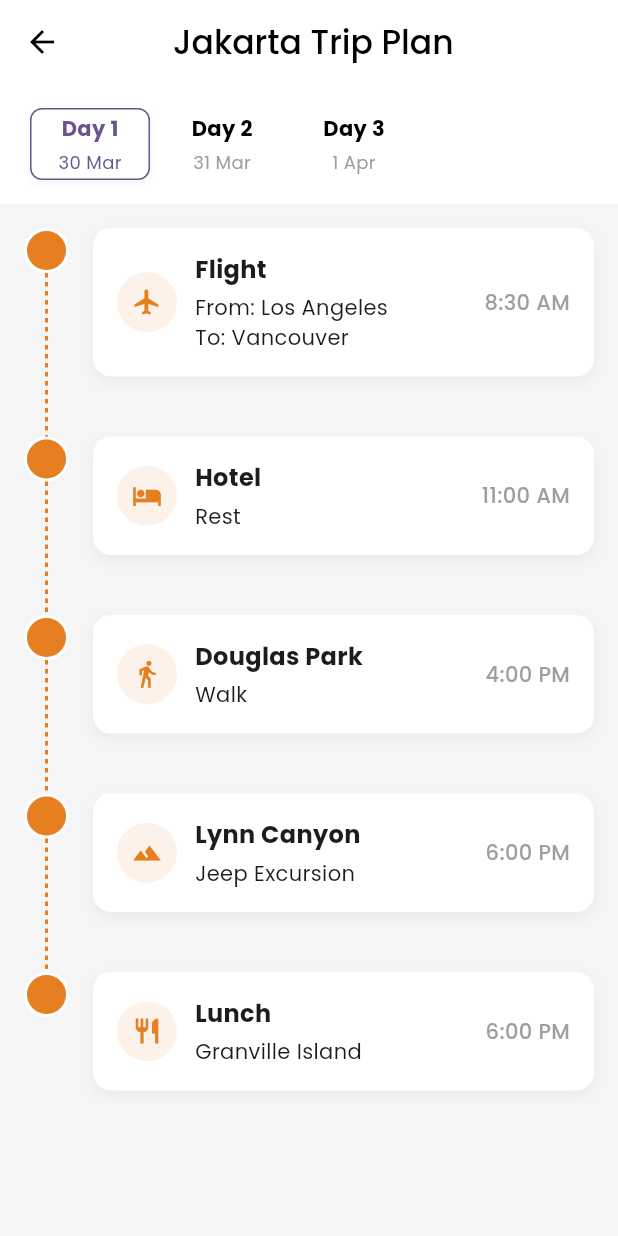
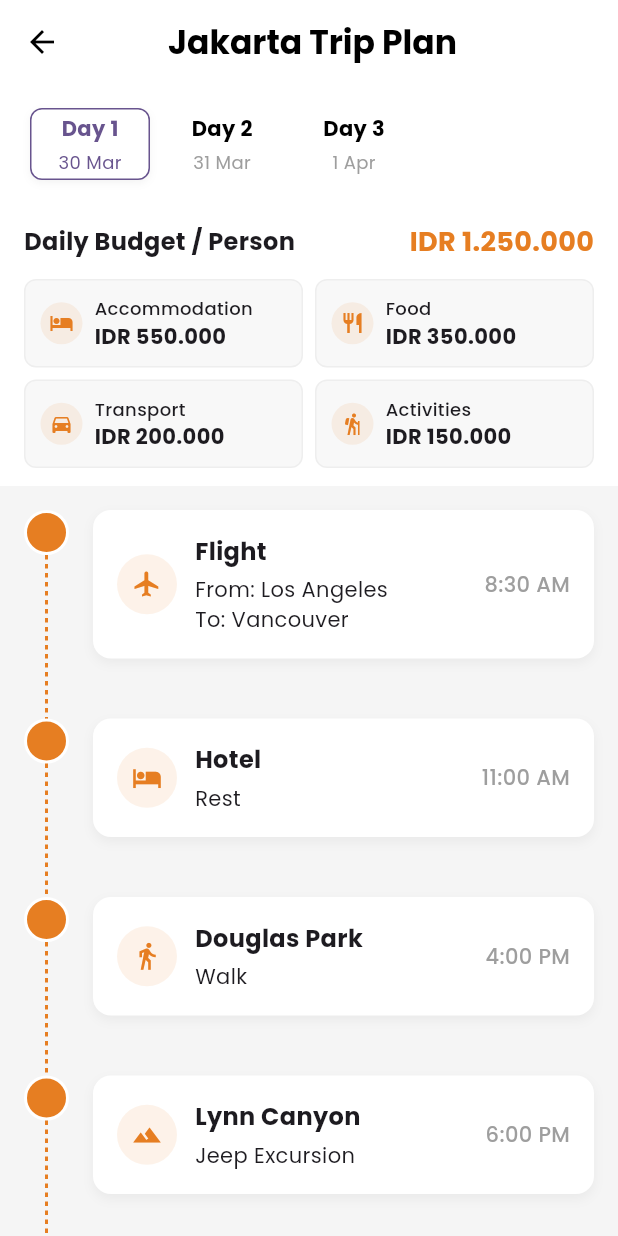
Before and after one commit to Qibaal/GDG-SK, a Flutter app: the TravelPlannerScreen screen opened directly, on a phone screen of 412 x 824 dp. Run offline on Flutter 3.47's test engine with Material 3 defaults, Android fonts, the phone set to English and light mode, and no system bars; our stand-ins replace device_info_plus, flutter_secure_storage, google_fonts, google_sign_in, logger; accounts and stored records are empty.

Commit message:
timeline
timeline

```diff
--- a/lib/timeline.dart
+++ b/lib/timeline.dart
@@ -48,6 +48,16 @@ class _TravelPlannerScreenState extends State<TravelPlannerScreen> {
       "days": [
         {
           "date": "2025-03-30",
+          "budget": {
+            "amount": 1250000,
+            "currency": "IDR",
+            "categories": {
+              "accommodation": 550000,
+              "food": 350000,
+              "transportation": 200000,
+              "activities": 150000
+            }
+          },
           "activities": [
             {
               "type": "FLIGHT",
@@ -94,6 +104,16 @@ class _TravelPlannerScreenState extends State<TravelPlannerScreen> {
         },
         {
           "date": "2025-03-31",
+          "budget": {
+            "amount": 950000,
+            "currency": "IDR",
+            "categories": {
+              "accommodation": 550000,
+              "food": 250000,
+              "transportation": 100000,
+              "activities": 50000
+            }
+          },
           "activities": [
             {
               "type": "BREAKFAST",
@@ -123,6 +143,16 @@ class _TravelPlannerScreenState extends State<TravelPlannerScreen> {
         },
         {
           "date": "2025-04-01",
+          "budget": {
+            "amount": 1350000,
+            "currency": "IDR",
+            "categories": {
+              "accommodation": 550000,
+              "food": 300000,
+              "transportation": 250000,
+              "activities": 250000
+            }
+          },
           "activities": [
             {
               "type": "ACTIVITY",
@@ -164,7 +194,14 @@ class _TravelPlannerScreenState extends State<TravelPlannerScreen> {
         return Activity.fromJson(activityData);
       }).toList();
 
-      return TripDay(date: date, activities: activities);
+      // Parse budget data
+      final Budget budget = Budget.fromJson(dayData['budget']);
+
+      return TripDay(
+        date: date,
+        activities: activities,
+        budget: budget,
+      );
     }).toList();
 
     setState(() {});
@@ -185,7 +222,7 @@ class _TravelPlannerScreenState extends State<TravelPlannerScreen> {
           '${_tripName}Trip Plan',
           style: TextStyle(
             color: Colors.black,
-            fontWeight: FontWeight.w500,
+            fontWeight: FontWeight.bold,
           ),
         ),
         centerTitle: true,
@@ -193,6 +230,7 @@ class _TravelPlannerScreenState extends State<TravelPlannerScreen> {
       body: Column(
         children: [
           _buildDaySelection(),
+          _buildBudgetSection(),
           Expanded(
             child: _buildTimeline(),
           ),
@@ -263,6 +301,142 @@ class _TravelPlannerScreenState extends State<TravelPlannerScreen> {
     );
   }
 
+  Widget _buildBudgetSection() {
+    final selectedDay = _tripDays[_selectedDayIndex];
+    final budget = selectedDay.budget;
+
+    // Format currency
+    final formatter = NumberFormat('#,###', 'id_ID');
+    final formattedTotal = formatter.format(budget.amount);
+
+    return Container(
+      padding: const EdgeInsets.symmetric(horizontal: 16, vertical: 12),
+      color: Colors.white,
+      child: Column(
+        crossAxisAlignment: CrossAxisAlignment.start,
+        children: [
+          Row(
+            mainAxisAlignment: MainAxisAlignment.spaceBetween,
+            children: [
+              Text(
+                'Daily Budget / Person',
+                style: TextStyle(
+                  fontSize: 16,
+                  fontWeight: FontWeight.bold,
+                ),
+              ),
+              Text(
+                '${budget.currency} ${formattedTotal}',
+                style: TextStyle(
+                  fontSize: 18,
+                  fontWeight: FontWeight.bold,
+                  color: Color(0xFFE67E22),
+                ),
+              ),
+            ],
+          ),
+          const SizedBox(height: 12),
+          Row(
+            children: [
+              Expanded(
+                child: _buildBudgetCategoryCard(
+                  'Accommodation',
+                  budget.categories['accommodation'] ?? 0,
+                  budget.currency,
+                  Icons.hotel,
+                ),
+              ),
+              const SizedBox(width: 8),
+              Expanded(
+                child: _buildBudgetCategoryCard(
+                  'Food',
+                  budget.categories['food'] ?? 0,
+                  budget.currency,
+                  Icons.restaurant,
+                ),
+              ),
+            ],
+          ),
+          const SizedBox(height: 8),
+          Row(
+            children: [
+              Expanded(
+                child: _buildBudgetCategoryCard(
+                  'Transport',
+                  budget.categories['transportation'] ?? 0,
+                  budget.currency,
+                  Icons.directions_car,
+                ),
+              ),
+              const SizedBox(width: 8),
+              Expanded(
+                child: _buildBudgetCategoryCard(
+                  'Activities',
+                  budget.categories['activities'] ?? 0,
+                  budget.currency,
+                  Icons.hiking,
+                ),
+              ),
+            ],
+          ),
+        ],
+      ),
+    );
+  }
+
+  Widget _buildBudgetCategoryCard(String title, int amount, String currency, IconData icon) {
+    // Format currency
+    final formatter = NumberFormat('#,###', 'id_ID');
+    final formattedAmount = formatter.format(amount);
+
+    return Container(
+      padding: const EdgeInsets.all(10),
+      decoration: BoxDecoration(
+        color: Color(0xFFF8F8F8),
+        borderRadius: BorderRadius.circular(8),
+        border: Border.all(color: Colors.grey.shade200),
+      ),
+      child: Row(
+        children: [
+          Container(
+            padding: const EdgeInsets.all(6),
+            decoration: BoxDecoration(
+              color: Color(0xFFE67E22).withAlpha((0.1*255).toInt()),
+              shape: BoxShape.circle,
+            ),
+            child: Icon(
+              icon,
+              size: 16,
+              color: Color(0xFFE67E22),
+            ),
+          ),
+          const SizedBox(width: 8),
+          Expanded(
+            child: Column(
+              crossAxisAlignment: CrossAxisAlignment.start,
+              children: [
+                Text(
+                  title,
+                  style: TextStyle(
+                    fontSize: 12,
+                    fontWeight: FontWeight.w500,
+                  ),
+                ),
+                Text(
+                  '${currency} ${formattedAmount}',
+                  style: TextStyle(
+                    fontSize: 14,
+                    fontWeight: FontWeight.bold,
+                  ),
+                ),
+              ],
+            ),
+          ),
+        ],
+      ),
+    );
+  }
+
   Widget _buildTimeline() {
     final selectedDay = _tripDays[_selectedDayIndex];
 
@@ -274,9 +448,9 @@ class _TravelPlannerScreenState extends State<TravelPlannerScreen> {
         final isFirst = index == 0;
         final isLast = index == selectedDay.activities.length - 1;
 
-      return IntrinsicHeight(                                      // ①
+        return IntrinsicHeight(
           child: Row(
-          crossAxisAlignment: CrossAxisAlignment.stretch,         // ②
+            crossAxisAlignment: CrossAxisAlignment.stretch,
             children: [
               // ─── Timeline column ────────────────────────────────
               SizedBox(
@@ -310,7 +484,7 @@ class _TravelPlannerScreenState extends State<TravelPlannerScreen> {
 
                     // Bottom line grows to fill rest of the row
                     if (!isLast)
-                    Expanded(                                       // ③
+                      Expanded(
                         child: SizedBox(
                           width: 2,
                           child: CustomPaint(
@@ -341,7 +515,6 @@ class _TravelPlannerScreenState extends State<TravelPlannerScreen> {
       },
     );
   }
-
 
   Color _getActivityColor(String type) {
     switch (type) {
@@ -514,8 +687,33 @@ class DashedLinePainter extends CustomPainter {
 class TripDay {
   final DateTime date;
   final List<Activity> activities;
+  final Budget budget;
 
-  TripDay({required this.date, required this.activities});
+  TripDay({
+    required this.date,
+    required this.activities,
+    required this.budget,
+  });
+}
+
+class Budget {
+  final int amount;
+  final String currency;
+  final Map<String, int> categories;
+
+  Budget({
+    required this.amount,
+    required this.currency,
+    required this.categories,
+  });
+
+  factory Budget.fromJson(Map<String, dynamic> json) {
+    return Budget(
+      amount: json['amount'],
+      currency: json['currency'],
+      categories: Map<String, int>.from(json['categories']),
+    );
+  }
 }
 
 class Activity {
```
Also changed, not shown: 1 other file. Lines whose indentation alone changed are shown as unchanged.
